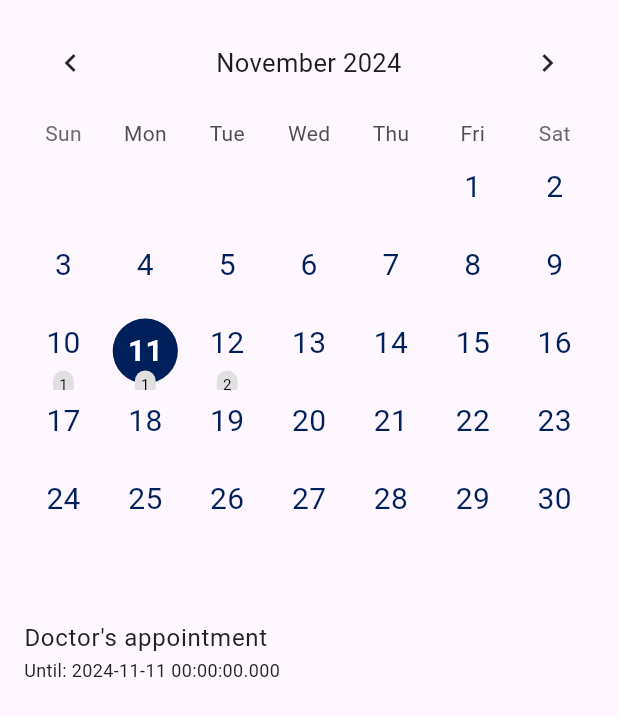
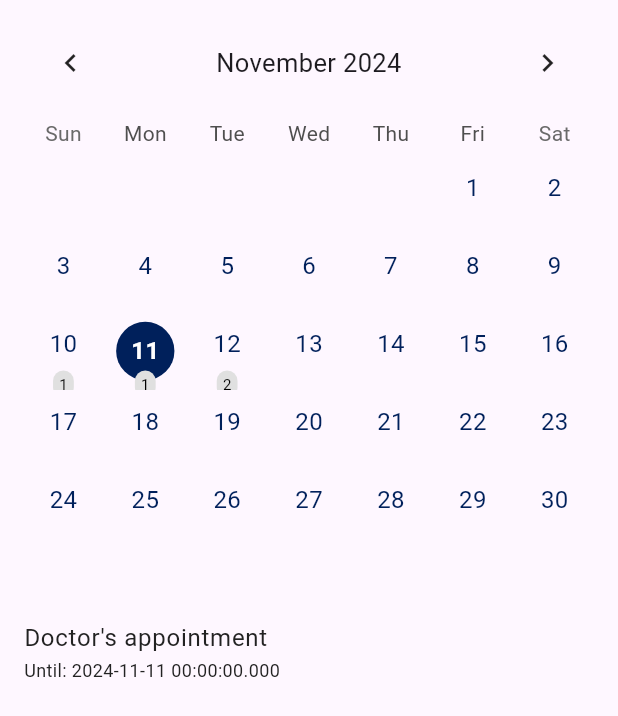
Before and after one commit to haaem/mY-Caly-flutter, a Flutter app: the CalendarPage screen opened directly, on a phone screen of 412 x 824 dp. Shown: the top 716 px of the screen. Run offline on Flutter 3.47's test engine with Material 3 defaults, Android fonts, the phone set to English and light mode, and no system bars; drawn by our look-alikes of table_calendar; our stand-ins replace get; Roboto replaces fonts that are missing (SFProRegular).

Commit message:
Feat: 로그인 페이지 추가 & 캘린더 날짜 수정

```diff
--- a/lib/config/routes.dart
+++ b/lib/config/routes.dart
@@ -3,6 +3,6 @@ import 'package:my_caly_flutter/pages/login/login_page.dart';
 import 'package:my_caly_flutter/pages/calendar/calendar_page.dart';
 
 final List<GetPage> routes = [
-  GetPage(name: '/login', page: () => const LoginPage(), transition: Transition.zoom),
+  GetPage(name: '/login', page: () => LoginPage(), transition: Transition.zoom),
   GetPage(name: '/calendar', page: () => const CalendarPage(), transition: Transition.fade),
 ];
--- a/lib/main.dart
+++ b/lib/main.dart
@@ -2,6 +2,7 @@ import 'package:flutter/material.dart';
 import 'package:get/get.dart';
 import 'package:my_caly_flutter/pages/calendar/calendar_page.dart';
 import 'package:my_caly_flutter/pages/login/login_page.dart';
+import 'package:my_caly_flutter/config/routes.dart';
 
 void main() {
   runApp(const MyApp());
@@ -19,7 +20,8 @@ class MyApp extends StatelessWidget {
       theme: ThemeData(
         primarySwatch: Colors.indigo,
       ),
-      home: const CalendarPage(),
+      initialRoute: '/login',
+      getPages: routes,
     );
   }
 }
--- a/lib/pages/calendar/calendar_page.dart
+++ b/lib/pages/calendar/calendar_page.dart
@@ -83,7 +83,6 @@ class _CalendarPageState extends State<CalendarPage> {
                             children: [
                               BodyText(
                                 text: '${day.day}',
-                                size: 20,
                                 color: primaryBlue,
                                 weight: isSameDay(day, _selectedDay)
                                     ? FontWeight.bold
@@ -125,13 +124,10 @@ class _CalendarPageState extends State<CalendarPage> {
                               shape: BoxShape.circle,
                             ),
                             padding: const EdgeInsets.all(10),
-                            child: Text(
-                              '${day.day}',
-                              style: const TextStyle(
-                                fontWeight: FontWeight.bold,
-                                color: Colors.white,
-                                fontSize: 20,
-                              ),
+                            child: BodyText(
+                              text: '${day.day}',
+                              weight: FontWeight.bold,
+                              color: Colors.white,
                             ),
                           ),
                           if (eventCount > 0)
@@ -163,18 +159,14 @@ class _CalendarPageState extends State<CalendarPage> {
                         children: [
                           Container(
                             decoration: BoxDecoration(
-                              color: Colors.transparent,
-                              shape: BoxShape.circle,
-                              border: Border.all(color: primaryBlue, width: 1)
+                                color: Colors.transparent,
+                                shape: BoxShape.circle,
+                                border: Border.all(color: primaryBlue, width: 1)
                             ),
                             padding: const EdgeInsets.all(9),
-                            child: Text(
-                              '${day.day}',
-                              style: const TextStyle(
-                                fontWeight: FontWeight.bold,
-                                color: primaryBlue,
-                                fontSize: 20,
-                              ),
+                            child: BodyText(
+                              text: '${day.day}',
+                              color: primaryBlue,
                             ),
                           ),
                           if (eventCount > 0)
```
Also changed, not shown: lib/pages/login/login_page.dart (+54 -2 lines), 2 other files.
